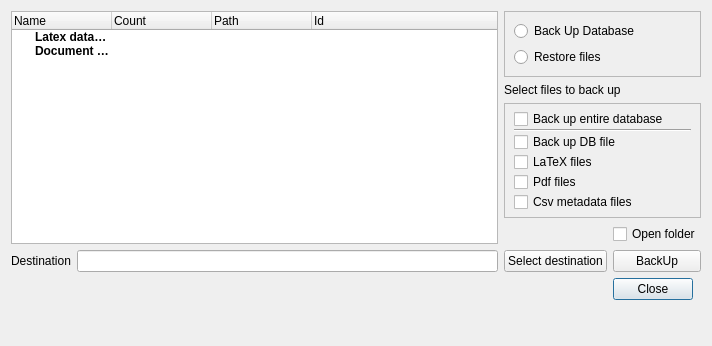
Above: datatex/backup.ui from CSMathematics/DataTex before the change. Below: the same form after it.
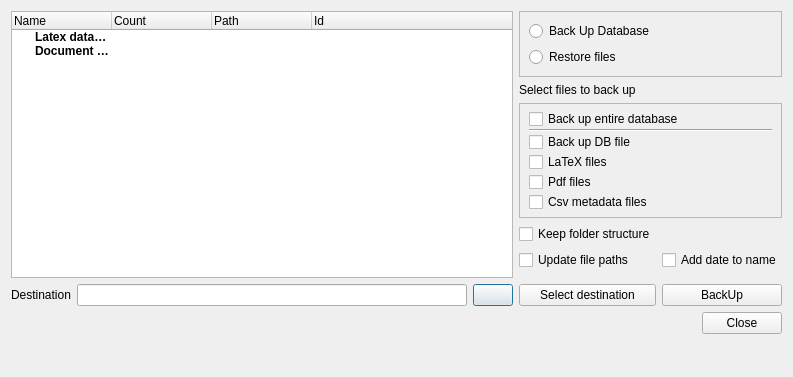
That is the form after the change. Icons and pictures are not drawn. Custom widgets are drawn as their Qt base class.

```diff
--- a/datatex/backup.ui
+++ b/datatex/backup.ui
@@ -6,8 +6,8 @@
    <rect>
     <x>0</x>
     <y>0</y>
-    <width>712</width>
-    <height>346</height>
+    <width>793</width>
+    <height>377</height>
    </rect>
   </property>
   <property name="windowTitle">
@@ -18,13 +18,108 @@
     <normaloff>:/pngwing.com(1).png</normaloff>:/pngwing.com(1).png</iconset>
   </property>
   <layout class="QGridLayout" name="gridLayout">
-   <item row="0" column="1" colspan="2">
-    <widget class="QFrame" name="frame_2">
-     <property name="frameShape">
-      <enum>QFrame::StyledPanel</enum>
+   <item row="8" column="0">
+    <layout class="QHBoxLayout" name="horizontalLayout">
+     <item>
+      <widget class="QLabel" name="label">
+       <property name="text">
+        <string>Destination</string>
+       </property>
+      </widget>
+     </item>
+     <item>
+      <widget class="QLineEdit" name="DestinationLine"/>
+     </item>
+     <item>
+      <widget class="QPushButton" name="OpenPath">
+       <property name="text">
+        <string/>
+       </property>
+       <property name="icon">
+        <iconset resource="../images.qrc">
+         <normaloff>:/images/document-open-data.svg</normaloff>:/images/document-open-data.svg</iconset>
+       </property>
+      </widget>
+     </item>
+    </layout>
+   </item>
+   <item row="0" column="0" rowspan="8">
+    <widget class="QTreeWidget" name="OpenDatabasesTreeWidget">
+     <property name="animated">
+      <bool>true</bool>
      </property>
-     <property name="frameShadow">
-      <enum>QFrame::Raised</enum>
+     <column>
+      <property name="text">
+       <string>Name</string>
+      </property>
+     </column>
+     <column>
+      <property name="text">
+       <string>Count</string>
+      </property>
+     </column>
+     <column>
+      <property name="text">
+       <string>Path</string>
+      </property>
+     </column>
+     <column>
+      <property name="text">
+       <string>Id</string>
+      </property>
+     </column>
+     <item>
+      <property name="text">
+       <string>Latex databases</string>
+      </property>
+      <property name="font">
+       <font>
+        <bold>true</bold>
+       </font>
+      </property>
+      <property name="icon">
+       <iconset resource="../images.qrc">
+        <normaloff>:/images/texfile.svgz</normaloff>:/images/texfile.svgz</iconset>
+      </property>
+      <property name="text">
+       <string/>
+      </property>
+      <property name="text">
+       <string/>
+      </property>
+      <property name="text">
+       <string/>
+      </property>
+     </item>
+     <item>
+      <property name="text">
+       <string>Document databases</string>
+      </property>
+      <property name="font">
+       <font>
+        <bold>true</bold>
+       </font>
+      </property>
+      <property name="icon">
+       <iconset resource="../images.qrc">
+        <normaloff>:/images/pdf.svg</normaloff>:/images/pdf.svg</iconset>
+      </property>
+      <property name="text">
+       <string/>
+      </property>
+      <property name="text">
+       <string/>
+      </property>
+      <property name="text">
+       <string/>
+      </property>
+     </item>
+    </widget>
+   </item>
+   <item row="9" column="0">
+    <widget class="QLabel" name="UpdatePathInfo">
+     <property name="text">
+      <string/>
      </property>
      <layout class="QVBoxLayout" name="verticalLayout_2">
       <item>
@@ -128,131 +223,7 @@
      </layout>
     </widget>
    </item>
-   <item row="5" column="2">
-    <widget class="QCheckBox" name="OpenFolder">
-     <property name="text">
-      <string>Open folder</string>
-     </property>
-    </widget>
-   </item>
-   <item row="7" column="2">
-    <widget class="QDialogButtonBox" name="OkBackUp">
-     <property name="sizePolicy">
-      <sizepolicy hsizetype="Maximum" vsizetype="Fixed">
-       <horstretch>0</horstretch>
-       <verstretch>0</verstretch>
-      </sizepolicy>
-     </property>
-     <property name="orientation">
-      <enum>Qt::Horizontal</enum>
-     </property>
-     <property name="standardButtons">
-      <set>QDialogButtonBox::Close</set>
-     </property>
-    </widget>
-   </item>
-   <item row="5" column="1">
-    <widget class="Switch" name="BackUpZipBase" native="true">
-     <property name="text" stdset="0">
-      <string>Create zip file</string>
-     </property>
-    </widget>
-   </item>
-   <item row="1" column="1" colspan="2">
-    <widget class="QLabel" name="SelectionLabel">
-     <property name="text">
-      <string>Select files to back up</string>
-     </property>
-    </widget>
-   </item>
-   <item row="6" column="0">
-    <layout class="QHBoxLayout" name="horizontalLayout">
-     <item>
-      <widget class="QLabel" name="label">
-       <property name="text">
-        <string>Destination</string>
-       </property>
-      </widget>
-     </item>
-     <item>
-      <widget class="QLineEdit" name="DestinationLine"/>
-     </item>
-    </layout>
-   </item>
-   <item row="0" column="0" rowspan="6">
-    <widget class="QTreeWidget" name="OpenDatabasesTreeWidget">
-     <property name="animated">
-      <bool>true</bool>
-     </property>
-     <column>
-      <property name="text">
-       <string>Name</string>
-      </property>
-     </column>
-     <column>
-      <property name="text">
-       <string>Count</string>
-      </property>
-     </column>
-     <column>
-      <property name="text">
-       <string>Path</string>
-      </property>
-     </column>
-     <column>
-      <property name="text">
-       <string>Id</string>
-      </property>
-     </column>
-     <item>
-      <property name="text">
-       <string>Latex databases</string>
-      </property>
-      <property name="font">
-       <font>
-        <bold>true</bold>
-       </font>
-      </property>
-      <property name="icon">
-       <iconset resource="../images.qrc">
-        <normaloff>:/images/texfile.svgz</normaloff>:/images/texfile.svgz</iconset>
-      </property>
-      <property name="text">
-       <string/>
-      </property>
-      <property name="text">
-       <string/>
-      </property>
-      <property name="text">
-       <string/>
-      </property>
-     </item>
-     <item>
-      <property name="text">
-       <string>Document databases</string>
-      </property>
-      <property name="font">
-       <font>
-        <bold>true</bold>
-       </font>
-      </property>
-      <property name="icon">
-       <iconset resource="../images.qrc">
-        <normaloff>:/images/pdf.svg</normaloff>:/images/pdf.svg</iconset>
-      </property>
-      <property name="text">
-       <string/>
-      </property>
-      <property name="text">
-       <string/>
-      </property>
-      <property name="text">
-       <string/>
-      </property>
-     </item>
-    </widget>
-   </item>
-   <item row="8" column="0">
+   <item row="10" column="0">
     <spacer name="verticalSpacer">
      <property name="orientation">
       <enum>Qt::Vertical</enum>
@@ -265,23 +236,113 @@
      </property>
     </spacer>
    </item>
+   <item row="9" column="2">
+    <widget class="QDialogButtonBox" name="OkBackUp">
+     <property name="sizePolicy">
+      <sizepolicy hsizetype="Maximum" vsizetype="Fixed">
+       <horstretch>0</horstretch>
+       <verstretch>0</verstretch>
+      </sizepolicy>
+     </property>
+     <property name="layoutDirection">
+      <enum>Qt::RightToLeft</enum>
+     </property>
+     <property name="orientation">
+      <enum>Qt::Horizontal</enum>
+     </property>
+     <property name="standardButtons">
+      <set>QDialogButtonBox::Close</set>
+     </property>
+    </widget>
+   </item>
+   <item row="1" column="1" colspan="2">
+    <widget class="QLabel" name="SelectionLabel">
+     <property name="text">
+      <string>Select files to back up</string>
+     </property>
+    </widget>
+   </item>
+   <item row="0" column="1" colspan="2">
+    <widget class="QFrame" name="frame_2">
+     <property name="frameShape">
+      <enum>QFrame::StyledPanel</enum>
+     </property>
+     <property name="frameShadow">
+      <enum>QFrame::Raised</enum>
+     </property>
+     <layout class="QVBoxLayout" name="verticalLayout_2">
+      <item>
+       <widget class="QRadioButton" name="BackUpRadioButton">
+        <property name="text">
+         <string>Back Up Database</string>
+        </property>
+        <attribute name="buttonGroup">
+         <string notr="true">buttonGroup</string>
+        </attribute>
+       </widget>
+      </item>
+      <item>
+       <widget class="QRadioButton" name="RestoreRadioButton">
+        <property name="text">
+         <string>Restore files</string>
+        </property>
+        <attribute name="buttonGroup">
+         <string notr="true">buttonGroup</string>
+        </attribute>
+       </widget>
+      </item>
+     </layout>
+    </widget>
+   </item>
+   <item row="8" column="2">
+    <widget class="QPushButton" name="BackUpFilesButton">
+     <property name="sizePolicy">
+      <sizepolicy hsizetype="Minimum" vsizetype="Fixed">
+       <horstretch>0</horstretch>
+       <verstretch>0</verstretch>
+      </sizepolicy>
+     </property>
+     <property name="text">
+      <string>BackUp</string>
+     </property>
+     <property name="icon">
+      <iconset resource="../images.qrc">
+       <normaloff>:/images/database-line.svg</normaloff>:/images/database-line.svg</iconset>
+     </property>
+    </widget>
+   </item>
    <item row="6" column="1">
+    <widget class="QCheckBox" name="UpdatePath">
+     <property name="text">
+      <string>Update file paths</string>
+     </property>
+    </widget>
+   </item>
+   <item row="8" column="1">
     <widget class="QPushButton" name="SelectPath">
      <property name="text">
       <string>Select destination</string>
      </property>
     </widget>
    </item>
+   <item row="5" column="1">
+    <widget class="QCheckBox" name="KeepFolderStructure">
+     <property name="text">
+      <string>Keep folder structure</string>
+     </property>
+    </widget>
+   </item>
    <item row="6" column="2">
-    <widget class="QPushButton" name="BackUpFilesButton">
-     <property name="sizePolicy">
-      <sizepolicy hsizetype="Minimum" vsizetype="Fixed">
-       <horstretch>0</horstretch>
-       <verstretch>0</verstretch>
-      </sizepolicy>
-     </property>
+    <widget class="QCheckBox" name="AddDateToName">
      <property name="text">
-      <string>BackUp</string>
+      <string>Add date to name</string>
+     </property>
+    </widget>
+   </item>
+   <item row="5" column="2">
+    <widget class="Switch" name="BackUpZipBase" native="true">
+     <property name="text" stdset="0">
+      <string>Create zip</string>
      </property>
     </widget>
    </item>
```
Left out of the diff: 22 changed lines with no effect on the pictures.
